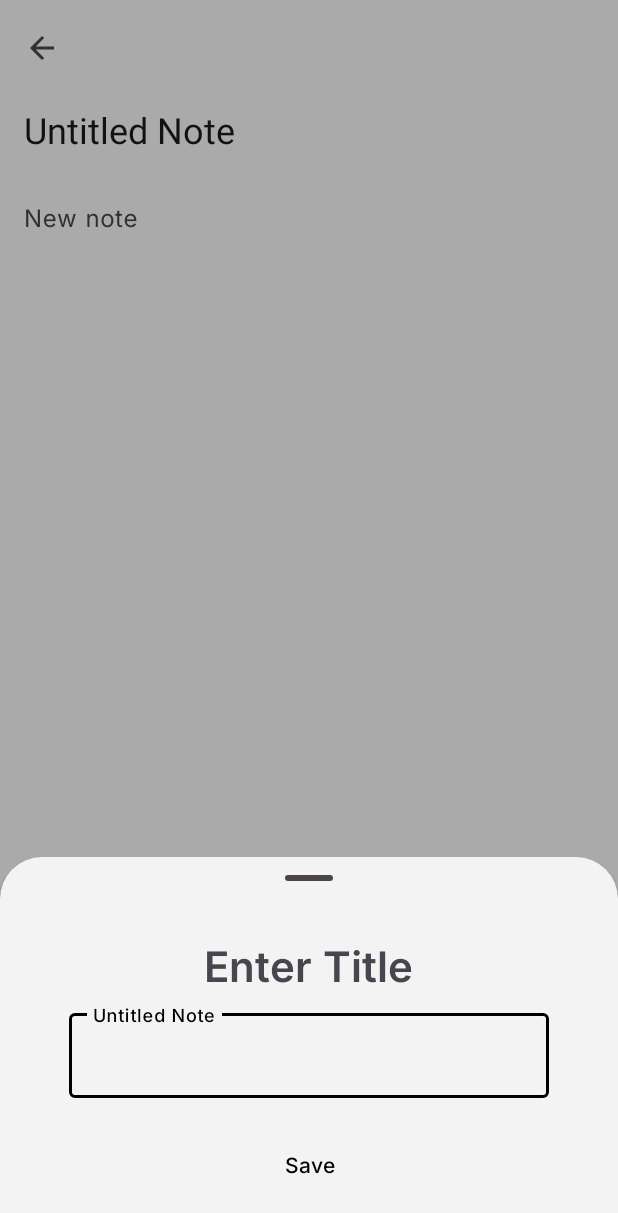
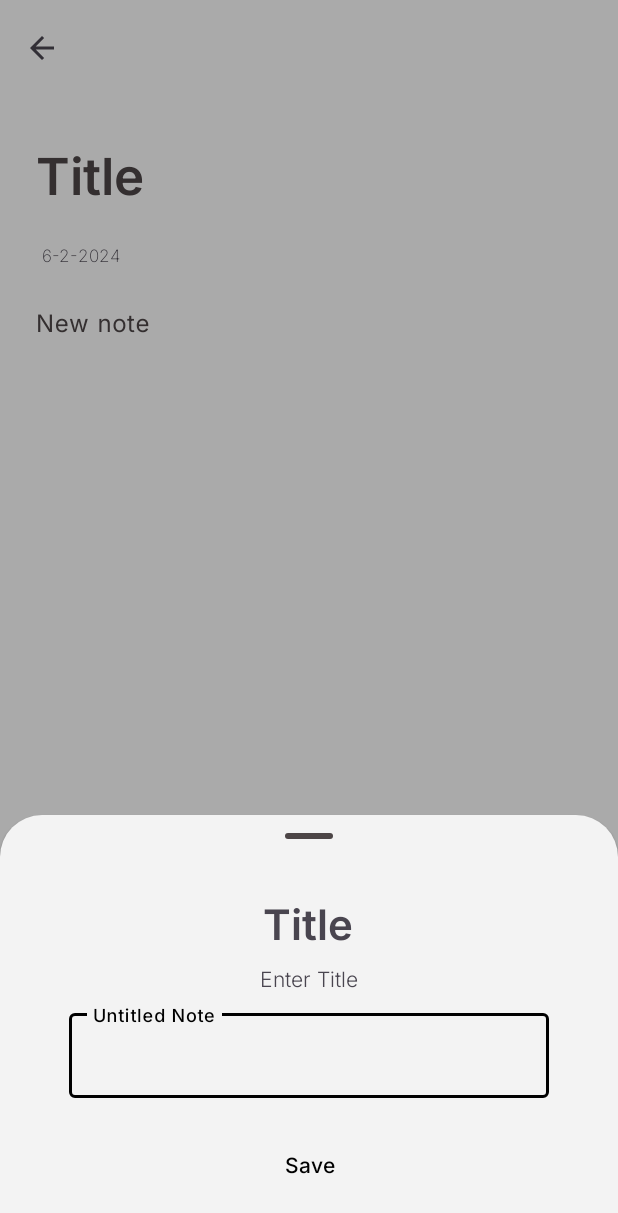
Before and after one commit to slowburn-404/NoteWave, an Android app: the AddNoteFragment screen opened through its navigation route, on a phone screen of 412 x 824 dp. Shown: the top 1213 px of the screen. Run offline under Robolectric (Android 15) with nearby library versions, the phone set to English and light mode, and no system bars; libraries missing offline, so code that uses them is left out: com.tbuonomo.viewpagerdotsindicator; 2 statements that could not run were skipped.

```diff
--- a/app/build.gradle.kts
+++ b/app/build.gradle.kts
@@ -2,6 +2,7 @@ plugins {
     id("com.android.application")
     id("org.jetbrains.kotlin.android")
     id("com.google.devtools.ksp")
+    id("androidx.navigation.safeargs")
 }
 
 android {
--- a/app/src/main/java/dev/borisochieng/notewave/fragments/AddNoteFragment.kt
+++ b/app/src/main/java/dev/borisochieng/notewave/fragments/AddNoteFragment.kt
@@ -1,8 +1,6 @@
 package dev.borisochieng.notewave.fragments
 
 import android.os.Bundle
-import android.text.Editable
-import android.text.TextWatcher
 import android.util.Log
 import android.view.ActionMode.Callback
 import androidx.fragment.app.Fragment
@@ -14,15 +12,14 @@ import android.view.View
 import android.view.ViewGroup
 import android.view.ActionMode
 import androidx.core.content.ContextCompat
-import androidx.fragment.app.activityViewModels
-import androidx.lifecycle.Observer
+import androidx.fragment.app.viewModels
 import androidx.navigation.NavController
 import androidx.navigation.fragment.findNavController
-import com.google.android.material.appbar.CollapsingToolbarLayout
 import com.google.android.material.appbar.MaterialToolbar
 import com.google.android.material.snackbar.Snackbar
 import com.google.android.material.textfield.TextInputEditText
 import com.google.android.material.textfield.TextInputLayout
+import com.google.android.material.textview.MaterialTextView
 import dev.borisochieng.notewave.R
 import dev.borisochieng.notewave.database.NoteApplication
 import dev.borisochieng.notewave.databinding.FragmentAddNoteBinding
@@ -39,16 +36,16 @@ class AddNoteFragment : Fragment() {
     private lateinit var navController: NavController
     private lateinit var textInputLayoutAddNote: TextInputLayout
     private lateinit var textInputEditTextAddNote: TextInputEditText
-    private lateinit var collapsingToolbarLayoutAddNote: CollapsingToolbarLayout
     private lateinit var materialToolbarAddNote: MaterialToolbar
+    private lateinit var textViewDateUpdate: MaterialTextView
+    private lateinit var textInputLayoutTitle: TextInputLayout
+    private lateinit var textInputEditTextTitle: TextInputEditText
 
     private var actionMode: ActionMode? = null
 
-    private val notesViewModel: NotesViewModel by activityViewModels {
+    private val notesViewModel: NotesViewModel by viewModels {
         NotesViewModelFactory((requireActivity().application as NoteApplication).notesRepository)
     }
-
-    private lateinit var noteTitle: String
 
 
     override fun onCreateView(
@@ -57,22 +54,13 @@ class AddNoteFragment : Fragment() {
         // Inflate the layout for this fragment
         _binding = FragmentAddNoteBinding.inflate(inflater, container, false)
         initViews()
-        noteTitle =
-            ContextCompat.getString(requireContext(), R.string.untitled_note)
-
-        Log.d("NoteTitle if null", noteTitle)
-
-        materialToolbarAddNote.title = noteTitle
-
         showBottomSheet()
-        getTitleFromViewModel()
         mutateViewsBasedOnETFocus()
 
         materialToolbarAddNote.setNavigationOnClickListener {
             navController.popBackStack()
         }
-
-
+        textViewDateUpdate.text = getCurrentDate()
 
 
         return binding.root
@@ -82,8 +70,10 @@ class AddNoteFragment : Fragment() {
         navController = findNavController()
         textInputLayoutAddNote = binding.tILAddNote
         textInputEditTextAddNote = binding.tIETAddNote
-        collapsingToolbarLayoutAddNote = binding.collapsingToolbarAddNote
         materialToolbarAddNote = binding.toolBarAddNote
+        textViewDateUpdate = binding.dateUpdated
+        textInputLayoutTitle = binding.tILAddNoteTitle
+        textInputEditTextTitle = binding.tIETAddNoteTitle
     }
 
     private fun mutateViewsBasedOnETFocus() {
@@ -91,14 +81,22 @@ class AddNoteFragment : Fragment() {
             if (hasFocus) {
                 textInputLayoutAddNote.hint = null
 
-                showActionModeOnTextChange()
+                showActionMode()
             } else {
                 textInputLayoutAddNote.hint =
-                    ContextCompat.getString(requireContext(), R.string.edit_note)
+                    ContextCompat.getString(requireContext(), R.string.add_note)
             }
 
             requireActivity().invalidateOptionsMenu()
 
+        }
+
+        textInputEditTextTitle.setOnFocusChangeListener { _, hasFocus ->
+            if(hasFocus) {
+                textInputEditTextTitle.hint = null
+
+                showActionMode()
+            }
         }
     }
 
@@ -111,7 +109,7 @@ class AddNoteFragment : Fragment() {
     private fun getCurrentDate(): String {
         val calendar = Calendar.getInstance()
         val year = calendar.get(Calendar.YEAR)
-        val month = calendar.get(Calendar.MONTH)
+        val month = calendar.get(Calendar.MONTH) + 1
         val day = calendar.get(Calendar.DAY_OF_WEEK)
 
         return "$day-$month-$year"
@@ -135,11 +133,23 @@ class AddNoteFragment : Fragment() {
                 return when (item?.itemId) {
                     R.id.save -> {
                         // Handle save icon press
+                        textViewDateUpdate.text = getCurrentDate()
                         val note = prepareDataForViewModel()
                         sendNotesToViewModel(note)
+
                         Log.d("Note from edit text", note.toString())
+                        textInputEditTextAddNote.clearFocus()
                         Snackbar.make(binding.root, "Note saved.", Snackbar.LENGTH_SHORT).show()
                         mode?.finish()
+
+                        true
+                    }
+
+                    R.id.setTitle -> {
+                        textInputEditTextAddNote.clearFocus()
+                        showBottomSheet()
+                        mode?.finish()
+
 
                         true
                     }
@@ -156,29 +166,10 @@ class AddNoteFragment : Fragment() {
         actionMode = materialToolbarAddNote.startActionMode(callback)
     }
 
-    private fun showActionModeOnTextChange() {
-
-        textInputEditTextAddNote.addTextChangedListener(object : TextWatcher {
-            override fun beforeTextChanged(
-                s: CharSequence?, start: Int, count: Int, after: Int
-            ) {
-            }
-
-            override fun onTextChanged(s: CharSequence?, start: Int, before: Int, count: Int) {
-            }
-
-            override fun afterTextChanged(s: Editable?) {
-                showActionMode()
-            }
-
-
-        })
-    }
-
     private fun prepareDataForViewModel(): NotesContent {
         val noteContent = textInputEditTextAddNote.text?.trim().toString()
+        val noteTitle = textInputEditTextTitle.text?.trim().toString()
         val date = getCurrentDate()
-
         Log.d("Note Title To ViewModel", noteTitle)
 
         return NotesContent(0, noteTitle, noteContent, date)
@@ -191,15 +182,6 @@ class AddNoteFragment : Fragment() {
         bottomSheet.show(requireActivity().supportFragmentManager, NoteTitleModalBottomSheet.TAG)
     }
 
-    private fun getTitleFromViewModel() {
-        notesViewModel.noteTitle.observe(viewLifecycleOwner, Observer { title ->
-            noteTitle = title
-            Log.d("Note Title From ViewModel", noteTitle)
-
-            materialToolbarAddNote.title = title
-        })
-    }
-
     override fun onDestroy() {
         super.onDestroy()
         _binding = null
--- a/app/src/main/res/layout/fragment_add_note.xml
+++ b/app/src/main/res/layout/fragment_add_note.xml
@@ -12,51 +12,74 @@
         android:fitsSystemWindows="true"
         app:layout_behavior="com.google.android.material.appbar.AppBarLayout$ScrollingViewBehavior">
 
-        <com.google.android.material.appbar.CollapsingToolbarLayout
-            android:id="@+id/collapsingToolbarAddNote"
-            style="?attr/collapsingToolbarLayoutMediumStyle"
-            android:layout_width="match_parent"
-            android:layout_height="?attr/collapsingToolbarLayoutMediumSize"
-            app:contentScrim="?attr/colorPrimary"
-            app:layout_scrollFlags="scroll|exitUntilCollapsed|snap">
-
         <com.google.android.material.appbar.MaterialToolbar
             android:id="@+id/toolBarAddNote"
             android:layout_width="wrap_content"
             android:layout_height="wrap_content"
+            android:background="@android:color/transparent"
             android:elevation="0dp"
             android:minHeight="?attr/actionBarSize"
             app:layout_collapseMode="pin"
             app:navigationContentDescription="@string/back"
-                app:navigationIcon="@drawable/ic_arrow_back"
-                app:title="@string/untitled_note"
-                android:background="@android:color/transparent"/>
-        </com.google.android.material.appbar.CollapsingToolbarLayout>
+            app:navigationIcon="@drawable/ic_arrow_back" />
     </com.google.android.material.appbar.AppBarLayout>
 
     <ScrollView
-        android:layout_width="wrap_content"
+        android:layout_width="match_parent"
         android:layout_height="match_parent"
-        app:layout_behavior="com.google.android.material.appbar.AppBarLayout$ScrollingViewBehavior"
-        android:fillViewport="true">
+        android:fillViewport="true"
+        app:layout_behavior="com.google.android.material.appbar.AppBarLayout$ScrollingViewBehavior">
 
         <RelativeLayout
             android:layout_width="match_parent"
-            android:layout_height="wrap_content">
+            android:layout_height="wrap_content"
+            android:layout_margin="8dp">
+
+            <com.google.android.material.textfield.TextInputLayout
+                android:id="@+id/tILAddNoteTitle"
+                android:layout_width="match_parent"
+                android:layout_height="wrap_content"
+                android:layout_alignParentTop="true"
+                android:hint="@string/title"
+                app:boxStrokeWidth="0dp"
+                app:boxStrokeWidthFocused="0dp">
+
+                <com.google.android.material.textfield.TextInputEditText
+                    android:id="@+id/tIETAddNoteTitle"
+                    android:layout_width="match_parent"
+                    android:layout_height="wrap_content"
+                    android:fontFamily="@font/inter_semibold"
+                    android:inputType="textShortMessage|textCapWords"
+                    android:lineHeight="18dp"
+                    android:textAppearance="@style/TextAppearance.AppCompat.Display1"/>
+            </com.google.android.material.textfield.TextInputLayout>
+
+            <com.google.android.material.textview.MaterialTextView
+                android:id="@+id/dateUpdated"
+                android:layout_width="wrap_content"
+                android:layout_height="wrap_content"
+                android:layout_below="@+id/tILAddNoteTitle"
+                android:layout_marginStart="16dp"
+                android:layout_marginEnd="16dp"
+                android:fontFamily="@font/inter_extralight"
+                android:padding="4dp"
+                android:textSize="11sp" />
 
             <com.google.android.material.textfield.TextInputLayout
                 android:id="@+id/tILAddNote"
                 android:layout_width="match_parent"
                 android:layout_height="wrap_content"
+                android:layout_below="@+id/dateUpdated"
                 android:hint="@string/new_note"
                 app:boxStrokeWidth="0dp"
                 app:boxStrokeWidthFocused="0dp">
+
                 <com.google.android.material.textfield.TextInputEditText
                     android:id="@+id/tIETAddNote"
                     android:layout_width="match_parent"
                     android:layout_height="wrap_content"
                     android:fontFamily="@font/inter"
-                    android:inputType="textMultiLine"
+                    android:inputType="textMultiLine|textCapSentences"
                     android:lineHeight="18dp" />
             </com.google.android.material.textfield.TextInputLayout>
 
--- a/app/src/main/res/layout/fragment_note_title_bottomsheet.xml
+++ b/app/src/main/res/layout/fragment_note_title_bottomsheet.xml
@@ -26,8 +26,15 @@
             android:layout_gravity="center"
             android:fontFamily="@font/inter_semibold"
             android:padding="4dp"
-            android:text="@string/enter_title"
+            android:text="@string/title"
             android:textSize="28sp" />
+        <com.google.android.material.textview.MaterialTextView
+            android:layout_width="wrap_content"
+            android:layout_height="wrap_content"
+            android:layout_gravity="center"
+            android:fontFamily="@font/inter_light"
+            android:padding="4dp"
+            android:text="@string/enter_title"/>
 
         <com.google.android.material.textfield.TextInputLayout
             android:id="@+id/tILAddTitle"
@@ -54,7 +61,7 @@
             android:layout_marginTop="16dp"
             android:layout_marginBottom="24dp"
             android:fontFamily="@font/inter_medium"
-            android:text="@string/save" />
+            android:text="@string/save"/>
     </LinearLayout>
 
 </androidx.coordinatorlayout.widget.CoordinatorLayout>
--- a/app/src/main/res/menu/save_note.xml
+++ b/app/src/main/res/menu/save_note.xml
@@ -2,9 +2,15 @@
 <menu xmlns:android="http://schemas.android.com/apk/res/android"
     xmlns:app="http://schemas.android.com/apk/res-auto">
     <item
+        android:id="@+id/setTitle"
+        android:contentDescription="@string/change_title"
+        android:icon="@drawable/ic_add"
+        android:title="@string/title"
+        app:showAsAction="ifRoom" />
+    <item
         android:id="@+id/save"
-        android:title="@string/save"
         android:contentDescription="@string/save"
         android:icon="@drawable/ic_done"
-        app:showAsAction="ifRoom"/>
+        android:title="@string/save"
+        app:showAsAction="ifRoom" />
 </menu>
--- a/app/src/main/res/navigation/main_nav.xml
+++ b/app/src/main/res/navigation/main_nav.xml
@@ -51,5 +51,10 @@
         android:id="@+id/editNoteFragment"
         android:name="dev.borisochieng.notewave.fragments.EditNoteFragment"
         android:label="fragment_edit_note"
-        tools:layout="@layout/fragment_edit_note" />
+        tools:layout="@layout/fragment_edit_note" >
+        <argument
+            android:name="@string/edit_note"
+            app:argType="dev.borisochieng.notewave.models.NotesContentParcelable"
+            app:nullable="true" />
+    </fragment>
 </navigation>
--- a/app/src/main/res/values/strings.xml
+++ b/app/src/main/res/values/strings.xml
@@ -33,5 +33,7 @@
     <string name="editing">Editing…</string>
     <string name="enter_title">Enter Title</string>
     <string name="cancel">Cancel</string>
+    <string name="change_title">Change title</string>
+    <string name="my_notes">My Notes</string>
 
 </resources>
--- a/app/src/main/res/values/themes.xml
+++ b/app/src/main/res/values/themes.xml
@@ -52,10 +52,11 @@
         <item name="actionModeStyle">@style/customActionMode</item>
         <item name="materialButtonStyle">@style/Widget.App.Button</item>
         <item name="textAppearanceHeadlineLarge">@style/customHeadlineAppearance</item>
-        <item name="android:windowTranslucentStatus">true</item>
-        <item name="android:windowLightStatusBar">true</item>
         <item name="android:navigationBarColor">@android:color/transparent</item>
         <item name="android:statusBarColor">@android:color/transparent</item>
+        <!--<item name="android:windowTranslucentStatus">true</item>
+        <item name="android:windowLightStatusBar">true</item>
+        -->
     </style>
 
     <!--Splash screen-->
--- a/build.gradle.kts
+++ b/build.gradle.kts
@@ -1,6 +1,8 @@
 // Top-level build file where you can add configuration options common to all sub-projects/modules.
 plugins {
-    id("com.android.application") version "8.2.1" apply false
+    id("com.android.application") version "8.2.2" apply false
     id("org.jetbrains.kotlin.android") version "1.9.22" apply false
     id("com.google.devtools.ksp") version "1.9.21-1.0.15" apply false
+    id("androidx.navigation.safeargs") version "2.7.6" apply false
+
 }
```
Also changed, not shown: app/src/main/java/dev/borisochieng/notewave/activities/MainActivity.kt (+0 -8 lines), app/src/main/java/dev/borisochieng/notewave/fragments/EditNoteFragment.kt (+40 -1 lines), app/src/main/java/dev/borisochieng/notewave/models/NotesContentParcelable.kt (added, +39 -0 lines), app/src/main/res/layout/fragment_edit_note.xml (+39 -15 lines), app/src/main/res/layout/fragment_notes_list.xml (+9 -15 lines), app/src/main/res/values-night/themes.xml (+5 -3 lines). Lines whose indentation alone changed are shown as unchanged.
